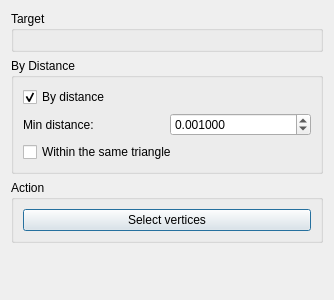
This is Select/UI/noraSelectByVertexInfoWidget.ui in AnonCountercurrent/NoraMayaTrivialTools as Qt 5 draws it before an edit. The edited form follows.
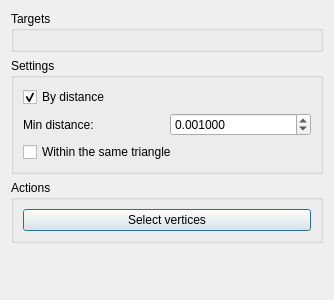
This is the edited form.

```diff
--- a/Select/UI/noraSelectByVertexInfoWidget.ui
+++ b/Select/UI/noraSelectByVertexInfoWidget.ui
@@ -17,7 +17,7 @@
    <item>
     <widget class="QGroupBox" name="groupBox">
      <property name="title">
-      <string>Target</string>
+      <string>Targets</string>
      </property>
      <layout class="QHBoxLayout" name="horizontalLayout_4">
       <item>
@@ -29,7 +29,7 @@
    <item>
     <widget class="QGroupBox" name="groupBox_2">
      <property name="title">
-      <string>By Distance</string>
+      <string>Settings</string>
      </property>
      <layout class="QVBoxLayout" name="verticalLayout">
       <item>
@@ -84,7 +84,7 @@
    <item>
     <widget class="QGroupBox" name="groupBox_3">
      <property name="title">
-      <string>Action</string>
+      <string>Actions</string>
      </property>
      <layout class="QVBoxLayout" name="verticalLayout_3">
       <item>
```
